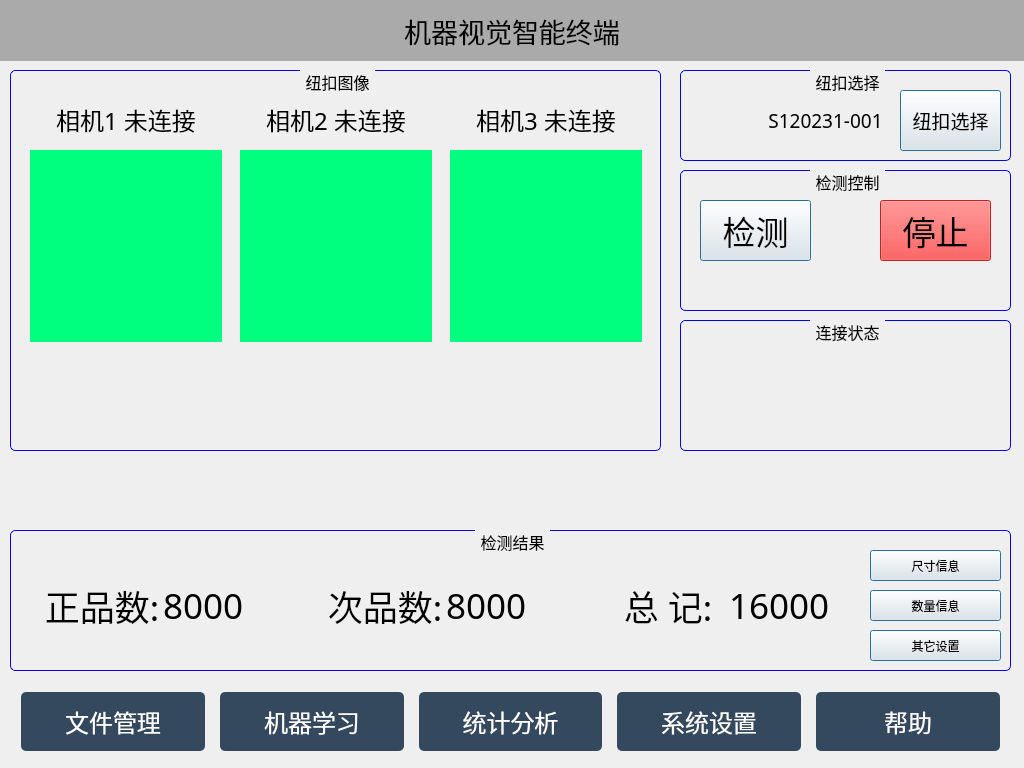
The window that Form/MainForm.ui (hkchenhao/MachineVisionControl) describes before a commit, drawn with Qt 5.
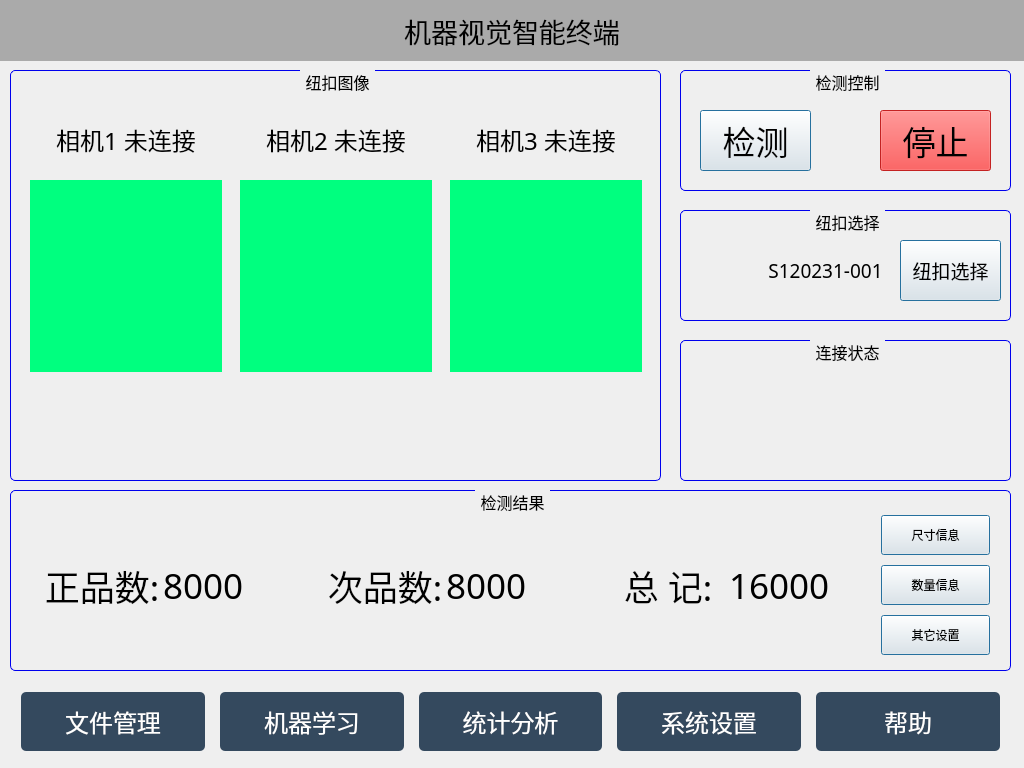
The same window after the commit. Icons and pictures are not drawn.

The edit to the form file:
```diff
--- a/Form/MainForm.ui
+++ b/Form/MainForm.ui
@@ -17,9 +17,9 @@
    <property name="geometry">
     <rect>
      <x>10</x>
-     <y>530</y>
+     <y>490</y>
      <width>1001</width>
-     <height>141</height>
+     <height>181</height>
     </rect>
    </property>
    <property name="font">
@@ -60,7 +60,7 @@
       <x>20</x>
       <y>10</y>
       <width>831</width>
-      <height>131</height>
+      <height>171</height>
      </rect>
     </property>
     <layout class="QGridLayout" name="Layout2_1">
@@ -227,14 +227,29 @@
      </item>
     </layout>
    </widget>
+   <widget class="QWidget" name="">
+    <property name="geometry">
+     <rect>
+      <x>860</x>
+      <y>10</y>
+      <width>131</width>
+      <height>171</height>
+     </rect>
+    </property>
+    <layout class="QVBoxLayout" name="verticalLayout">
+     <item>
    <widget class="QPushButton" name="Button1_ccxx">
-    <property name="geometry">
-     <rect>
-      <x>860</x>
-      <y>20</y>
-      <width>131</width>
-      <height>31</height>
-     </rect>
+       <property name="sizePolicy">
+        <sizepolicy hsizetype="Preferred" vsizetype="Fixed">
+         <horstretch>0</horstretch>
+         <verstretch>0</verstretch>
+        </sizepolicy>
+       </property>
+       <property name="minimumSize">
+        <size>
+         <width>0</width>
+         <height>40</height>
+        </size>
     </property>
     <property name="styleSheet">
      <string notr="true"/>
@@ -246,14 +261,20 @@
      <bool>true</bool>
     </property>
    </widget>
+     </item>
+     <item>
    <widget class="QPushButton" name="Button1_slxx">
-    <property name="geometry">
-     <rect>
-      <x>860</x>
-      <y>60</y>
-      <width>131</width>
-      <height>31</height>
-     </rect>
+       <property name="sizePolicy">
+        <sizepolicy hsizetype="Preferred" vsizetype="Fixed">
+         <horstretch>0</horstretch>
+         <verstretch>0</verstretch>
+        </sizepolicy>
+       </property>
+       <property name="minimumSize">
+        <size>
+         <width>0</width>
+         <height>40</height>
+        </size>
     </property>
     <property name="styleSheet">
      <string notr="true"/>
@@ -265,14 +286,20 @@
      <bool>true</bool>
     </property>
    </widget>
+     </item>
+     <item>
    <widget class="QPushButton" name="Button1_qtsz">
-    <property name="geometry">
-     <rect>
-      <x>860</x>
-      <y>100</y>
-      <width>131</width>
-      <height>31</height>
-     </rect>
+       <property name="sizePolicy">
+        <sizepolicy hsizetype="Preferred" vsizetype="Fixed">
+         <horstretch>0</horstretch>
+         <verstretch>0</verstretch>
+        </sizepolicy>
+       </property>
+       <property name="minimumSize">
+        <size>
+         <width>0</width>
+         <height>40</height>
+        </size>
     </property>
     <property name="styleSheet">
      <string notr="true"/>
@@ -284,6 +311,9 @@
      <bool>true</bool>
     </property>
    </widget>
+     </item>
+    </layout>
+   </widget>
   </widget>
   <widget class="QLabel" name="label_AppTile">
    <property name="geometry">
@@ -316,7 +346,7 @@
      <x>10</x>
      <y>70</y>
      <width>651</width>
-     <height>381</height>
+     <height>411</height>
     </rect>
    </property>
    <property name="font">
@@ -355,7 +385,7 @@
     <property name="geometry">
      <rect>
       <x>20</x>
-      <y>80</y>
+      <y>110</y>
       <width>192</width>
       <height>192</height>
      </rect>
@@ -371,7 +401,7 @@
     <property name="geometry">
      <rect>
       <x>90</x>
-      <y>290</y>
+      <y>340</y>
       <width>48</width>
       <height>48</height>
      </rect>
@@ -390,7 +420,7 @@
     <property name="geometry">
      <rect>
       <x>230</x>
-      <y>80</y>
+      <y>110</y>
       <width>192</width>
       <height>192</height>
      </rect>
@@ -406,7 +436,7 @@
     <property name="geometry">
      <rect>
       <x>300</x>
-      <y>290</y>
+      <y>340</y>
       <width>48</width>
       <height>48</height>
      </rect>
@@ -422,7 +452,7 @@
     <property name="geometry">
      <rect>
       <x>20</x>
-      <y>30</y>
+      <y>50</y>
       <width>192</width>
       <height>40</height>
      </rect>
@@ -449,7 +479,7 @@
     <property name="geometry">
      <rect>
       <x>230</x>
-      <y>30</y>
+      <y>50</y>
       <width>192</width>
       <height>40</height>
      </rect>
@@ -476,7 +506,7 @@
     <property name="geometry">
      <rect>
       <x>440</x>
-      <y>30</y>
+      <y>50</y>
       <width>192</width>
       <height>40</height>
      </rect>
@@ -503,7 +533,7 @@
     <property name="geometry">
      <rect>
       <x>440</x>
-      <y>80</y>
+      <y>110</y>
       <width>192</width>
       <height>192</height>
      </rect>
@@ -519,7 +549,7 @@
     <property name="geometry">
      <rect>
       <x>510</x>
-      <y>290</y>
+      <y>340</y>
       <width>48</width>
       <height>48</height>
      </rect>
@@ -536,9 +566,9 @@
    <property name="geometry">
     <rect>
      <x>680</x>
-     <y>170</y>
+     <y>70</y>
      <width>331</width>
-     <height>141</height>
+     <height>121</height>
     </rect>
    </property>
    <property name="font">
@@ -577,7 +607,7 @@
     <property name="geometry">
      <rect>
       <x>20</x>
-      <y>30</y>
+      <y>40</y>
       <width>111</width>
       <height>61</height>
      </rect>
@@ -608,7 +638,7 @@
     <property name="geometry">
      <rect>
       <x>200</x>
-      <y>30</y>
+      <y>40</y>
       <width>111</width>
       <height>61</height>
      </rect>
@@ -637,9 +667,9 @@
    <property name="geometry">
     <rect>
      <x>680</x>
-     <y>70</y>
+     <y>210</y>
      <width>331</width>
-     <height>91</height>
+     <height>111</height>
     </rect>
    </property>
    <property name="font">
@@ -678,7 +708,7 @@
     <property name="geometry">
      <rect>
       <x>220</x>
-      <y>20</y>
+      <y>30</y>
       <width>101</width>
       <height>61</height>
      </rect>
@@ -712,7 +742,7 @@
     <property name="geometry">
      <rect>
       <x>10</x>
-      <y>20</y>
+      <y>30</y>
       <width>64</width>
       <height>64</height>
      </rect>
@@ -740,7 +770,7 @@
     <property name="geometry">
      <rect>
       <x>70</x>
-      <y>30</y>
+      <y>40</y>
       <width>151</width>
       <height>41</height>
      </rect>
@@ -765,9 +795,9 @@
    <property name="geometry">
     <rect>
      <x>680</x>
-     <y>320</y>
+     <y>340</y>
      <width>331</width>
-     <height>131</height>
+     <height>141</height>
     </rect>
    </property>
    <property name="font">
```
Lines whose indentation alone changed are shown as unchanged.
